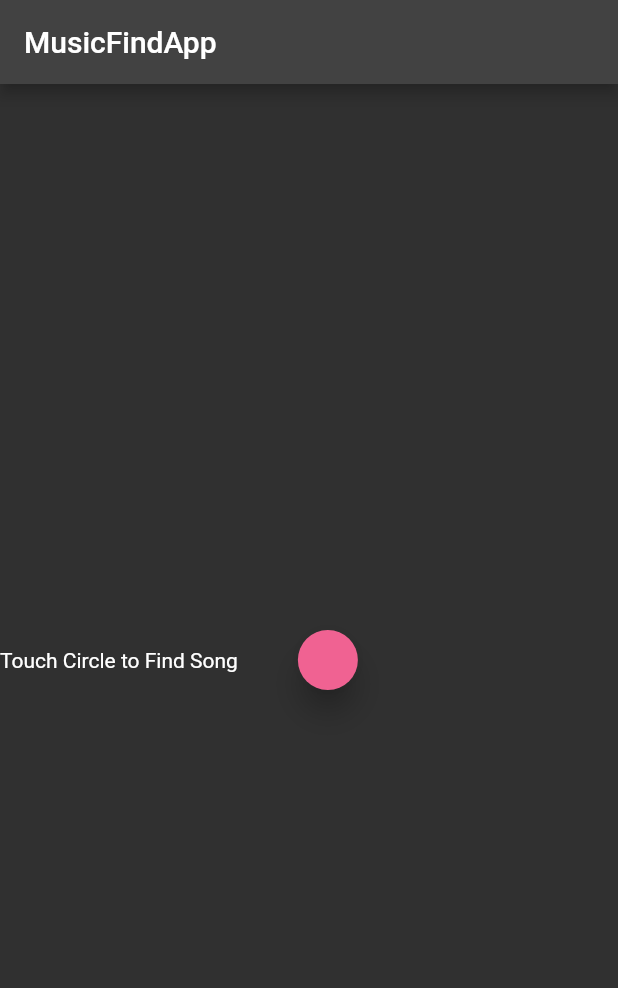
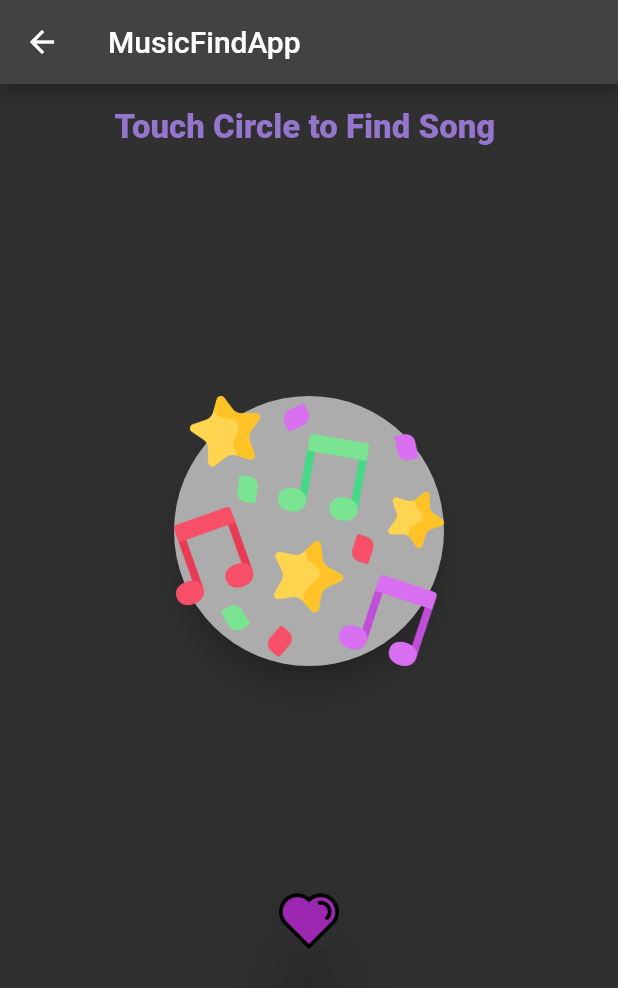
Before and after one commit to KAMZ13/FlutterProjects, a Flutter app: the HomePage2 screen opened directly, on a phone screen of 412 x 824 dp. Shown: the top 988 px of the screen. Run offline on Flutter 3.47's test engine with Material 2 defaults, Android fonts, the phone set to English and light mode, and no system bars; drawn by our look-alikes of avatar_glow; our stand-ins replace font_awesome_flutter; missing offline and left inert: dart:js_util.

Commit message:
Finished Home Page
Finished home page adding two assest, party and love. party is used in glow avatar associated to the record function, whilst the love asset is associated to the favorites list

Also, the Song widget was built, and has begun its construction

```diff
--- a/practica1/lib/home_page2.dart
+++ b/practica1/lib/home_page2.dart
@@ -13,21 +13,70 @@ class HomePage2 extends StatelessWidget {
         title: const Text('MusicFindApp'),
       ),
       body: Center(
+        child: Column(children: [
+          Padding(
+            padding: const EdgeInsets.all(16.0),
             child: Row(
+              mainAxisAlignment: MainAxisAlignment.center,
               children: [
-          Text("Touch Circle to Find Song"),
+                Text(
+                  "Touch Circle to Find Song ",
+                  style: TextStyle(
+                      fontSize: 22,
+                      fontWeight: FontWeight.w900,
+                      color: Colors.deepPurple[300]),
+                )
+              ],
+            ),
+          ),
+          Padding(
+            padding: const EdgeInsets.symmetric(vertical: 150, horizontal: 50),
+            child: Row(mainAxisAlignment: MainAxisAlignment.center, children: [
               AvatarGlow(
-            endRadius: 60.0,
+                endRadius: 90.0,
+                glowColor: Colors.cyan,
+                repeat: true,
+                showTwoGlows: true,
                 child: Material(
-              elevation: 8.0,
+                  elevation: 10.0,
                   shape: CircleBorder(),
                   child: CircleAvatar(
-                backgroundColor: Colors.pink[300],
+                    backgroundColor: Colors.white60,
+                    child: Image.asset(
+                      'assets/party.png',
+                      height: 1000,
+                    ),
+                    radius: 90,
+                  ),
+                ),
+              ),
+            ]),
+          ),
+          Row(
+            mainAxisAlignment: MainAxisAlignment.center,
+            children: [
+              AvatarGlow(
+                endRadius: 20.0,
+                glowColor: Colors.cyan,
+                repeat: true,
+                showTwoGlows: true,
+                child: Material(
+                  elevation: 20.0,
+                  shape: CircleBorder(),
+                  child: CircleAvatar(
+                    backgroundColor: Color.fromARGB(31, 34, 32, 32),
+                    child: Image.asset(
+                      'assets/love.png',
+                      height: 1000,
+                    ),
+                    radius: 90,
                   ),
                 ),
               ),
             ],
-      ),),
+          )
+        ]),
+      ),
     );
   }
 }
--- a/practica1/lib/main.dart
+++ b/practica1/lib/main.dart
@@ -1,4 +1,5 @@
 import 'package:flutter/material.dart';
+import 'package:practica1/song.dart';
 
 import 'home_page2.dart';
 
@@ -12,7 +13,7 @@ class MyApp extends StatelessWidget {
     return MaterialApp(
       theme: ThemeData(
           brightness: Brightness.dark, primaryColor: Colors.deepPurple[400]),
-      home: HomePage2(),
+      home: Song(),
     );
   }
 }
--- /dev/null
+++ b/practica1/lib/song.dart
@@ -0,0 +1,12 @@
+import 'package:flutter/material.dart';
+
+class Song extends StatelessWidget {
+  const Song({super.key});
+
+  @override
+  Widget build(BuildContext context) {
+    return Scaffold(
+      appBar: AppBar(title: Text("Here´s the Beats")),
+    );
+  }
+}
--- a/practica1/pubspec.yaml
+++ b/practica1/pubspec.yaml
@@ -60,6 +60,10 @@ flutter:
   # the material Icons class.
   uses-material-design: true
 
+  assets:
+    - assets/party.png
+    - assets/love.png
+
   # To add assets to your application, add an assets section, like this:
   # assets:
   #   - images/a_dot_burr.jpeg
```
Also changed, not shown: practica1/assets/love.png (added), practica1/assets/party.png (added). Lines whose indentation alone changed are shown as unchanged.
